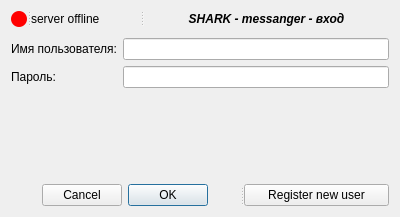
Before: the Qt Designer form Shark_UI/loginScreen.ui in YanBatytskiy/Shark_3_0_Qt, drawn with Qt 5.
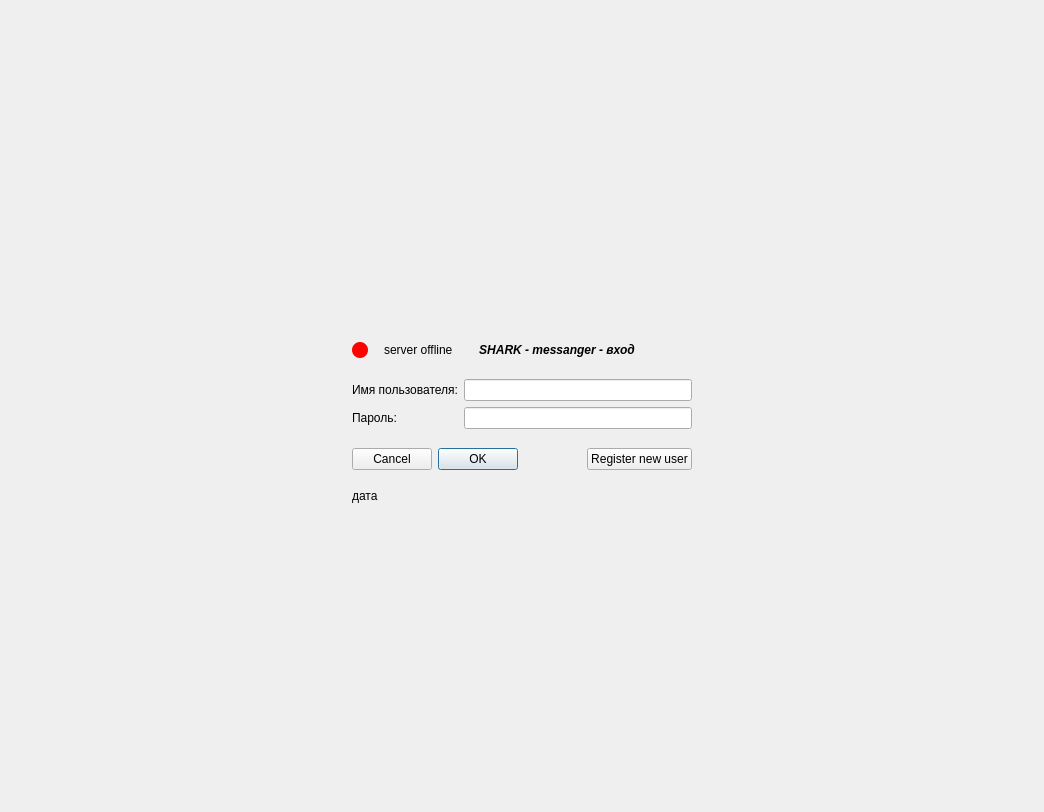
After: the same form once the commit is applied. Icons and pictures are not drawn.

```diff
--- a/Shark_UI/loginScreen.ui
+++ b/Shark_UI/loginScreen.ui
@@ -1,13 +1,13 @@
 <?xml version="1.0" encoding="UTF-8"?>
 <ui version="4.0">
  <class>loginScreen</class>
- <widget class="QDialog" name="loginScreen">
+ <widget class="QWidget" name="loginScreen">
   <property name="geometry">
    <rect>
     <x>0</x>
     <y>0</y>
-    <width>400</width>
-    <height>217</height>
+    <width>1044</width>
+    <height>812</height>
    </rect>
   </property>
   <property name="sizePolicy">
@@ -19,12 +19,41 @@
   <property name="windowTitle">
    <string>Вход пользователя</string>
   </property>
+  <layout class="QGridLayout" name="gridLayout">
+   <item row="4" column="1">
+    <spacer name="verticalSpacer_8">
+     <property name="orientation">
+      <enum>Qt::Orientation::Vertical</enum>
+     </property>
+     <property name="sizeHint" stdset="0">
+      <size>
+       <width>20</width>
+       <height>165</height>
+      </size>
+     </property>
+    </spacer>
+   </item>
+   <item row="2" column="1" rowspan="2">
   <layout class="QVBoxLayout" name="verticalLayout">
    <item>
-    <widget class="QSplitter" name="splitter_2">
+      <spacer name="verticalSpacer_7">
      <property name="orientation">
-      <enum>Qt::Orientation::Horizontal</enum>
-     </property>
+        <enum>Qt::Orientation::Vertical</enum>
+       </property>
+       <property name="sizeType">
+        <enum>QSizePolicy::Policy::Fixed</enum>
+       </property>
+       <property name="sizeHint" stdset="0">
+        <size>
+         <width>20</width>
+         <height>5</height>
+        </size>
+       </property>
+      </spacer>
+     </item>
+     <item>
+      <layout class="QHBoxLayout" name="horizontalLayout">
+       <item>
      <widget class="QLabel" name="serverStatusLabelRound">
       <property name="sizePolicy">
        <sizepolicy hsizetype="Preferred" vsizetype="Preferred">
@@ -52,11 +81,47 @@
        <string/>
       </property>
      </widget>
+       </item>
+       <item>
+        <spacer name="horizontalSpacer">
+         <property name="orientation">
+          <enum>Qt::Orientation::Horizontal</enum>
+         </property>
+         <property name="sizeType">
+          <enum>QSizePolicy::Policy::Fixed</enum>
+         </property>
+         <property name="sizeHint" stdset="0">
+          <size>
+           <width>10</width>
+           <height>20</height>
+          </size>
+         </property>
+        </spacer>
+       </item>
+       <item>
      <widget class="QLabel" name="serverStatusLabel">
       <property name="text">
        <string>server offline</string>
       </property>
      </widget>
+       </item>
+       <item>
+        <spacer name="horizontalSpacer_2">
+         <property name="orientation">
+          <enum>Qt::Orientation::Horizontal</enum>
+         </property>
+         <property name="sizeType">
+          <enum>QSizePolicy::Policy::Fixed</enum>
+         </property>
+         <property name="sizeHint" stdset="0">
+          <size>
+           <width>20</width>
+           <height>20</height>
+          </size>
+         </property>
+        </spacer>
+       </item>
+       <item>
      <widget class="QLabel" name="label_3">
       <property name="font">
        <font>
@@ -71,10 +136,24 @@
        <set>Qt::AlignmentFlag::AlignCenter</set>
       </property>
      </widget>
-    </widget>
    </item>
    <item>
-    <spacer name="verticalSpacer_2">
+        <spacer name="horizontalSpacer_7">
+         <property name="orientation">
+          <enum>Qt::Orientation::Horizontal</enum>
+         </property>
+         <property name="sizeHint" stdset="0">
+          <size>
+           <width>2</width>
+           <height>20</height>
+          </size>
+         </property>
+        </spacer>
+       </item>
+      </layout>
+     </item>
+     <item>
+      <spacer name="verticalSpacer_4">
      <property name="orientation">
       <enum>Qt::Orientation::Vertical</enum>
      </property>
@@ -84,7 +163,7 @@
      <property name="sizeHint" stdset="0">
       <size>
        <width>20</width>
-       <height>5</height>
+         <height>13</height>
       </size>
      </property>
     </spacer>
@@ -131,42 +210,24 @@
     </layout>
    </item>
    <item>
-    <widget class="QLabel" name="serverDataLabel">
-     <property name="text">
-      <string/>
-     </property>
-     <property name="wordWrap">
-      <bool>true</bool>
-     </property>
-    </widget>
-   </item>
-   <item>
-    <spacer name="verticalSpacer">
+      <spacer name="verticalSpacer_5">
      <property name="orientation">
       <enum>Qt::Orientation::Vertical</enum>
      </property>
      <property name="sizeType">
-      <enum>QSizePolicy::Policy::Expanding</enum>
+        <enum>QSizePolicy::Policy::Fixed</enum>
      </property>
      <property name="sizeHint" stdset="0">
       <size>
        <width>20</width>
-       <height>5</height>
+         <height>13</height>
       </size>
      </property>
     </spacer>
    </item>
    <item>
-    <widget class="QSplitter" name="splitter">
-     <property name="sizePolicy">
-      <sizepolicy hsizetype="Preferred" vsizetype="Fixed">
-       <horstretch>0</horstretch>
-       <verstretch>0</verstretch>
-      </sizepolicy>
-     </property>
-     <property name="orientation">
-      <enum>Qt::Orientation::Horizontal</enum>
-     </property>
+      <layout class="QHBoxLayout" name="horizontalLayout_2">
+       <item>
      <widget class="QDialogButtonBox" name="loginButtonBox">
       <property name="layoutDirection">
        <enum>Qt::LayoutDirection::RightToLeft</enum>
@@ -181,6 +242,21 @@
        <bool>true</bool>
       </property>
      </widget>
+       </item>
+       <item>
+        <spacer name="horizontalSpacer_3">
+         <property name="orientation">
+          <enum>Qt::Orientation::Horizontal</enum>
+         </property>
+         <property name="sizeHint" stdset="0">
+          <size>
+           <width>40</width>
+           <height>20</height>
+          </size>
+         </property>
+        </spacer>
+       </item>
+       <item>
      <widget class="QPushButton" name="registerModeButton">
       <property name="sizePolicy">
        <sizepolicy hsizetype="Preferred" vsizetype="Fixed">
@@ -195,7 +271,136 @@
        <bool>false</bool>
       </property>
      </widget>
-    </widget>
+       </item>
+      </layout>
+     </item>
+     <item>
+      <spacer name="verticalSpacer_6">
+       <property name="orientation">
+        <enum>Qt::Orientation::Vertical</enum>
+       </property>
+       <property name="sizeType">
+        <enum>QSizePolicy::Policy::Fixed</enum>
+       </property>
+       <property name="sizeHint" stdset="0">
+        <size>
+         <width>20</width>
+         <height>13</height>
+        </size>
+       </property>
+      </spacer>
+     </item>
+     <item>
+      <widget class="QLabel" name="serverDataLabel">
+       <property name="sizePolicy">
+        <sizepolicy hsizetype="Ignored" vsizetype="Expanding">
+         <horstretch>0</horstretch>
+         <verstretch>0</verstretch>
+        </sizepolicy>
+       </property>
+       <property name="text">
+        <string>дата</string>
+       </property>
+       <property name="wordWrap">
+        <bool>true</bool>
+       </property>
+      </widget>
+     </item>
+    </layout>
+   </item>
+   <item row="2" column="0">
+    <spacer name="horizontalSpacer_6">
+     <property name="orientation">
+      <enum>Qt::Orientation::Horizontal</enum>
+     </property>
+     <property name="sizeHint" stdset="0">
+      <size>
+       <width>326</width>
+       <height>20</height>
+      </size>
+     </property>
+    </spacer>
+   </item>
+   <item row="2" column="2">
+    <spacer name="horizontalSpacer_8">
+     <property name="orientation">
+      <enum>Qt::Orientation::Horizontal</enum>
+     </property>
+     <property name="sizeHint" stdset="0">
+      <size>
+       <width>325</width>
+       <height>20</height>
+      </size>
+     </property>
+    </spacer>
+   </item>
+   <item row="0" column="1">
+    <spacer name="verticalSpacer_9">
+     <property name="orientation">
+      <enum>Qt::Orientation::Vertical</enum>
+     </property>
+     <property name="sizeHint" stdset="0">
+      <size>
+       <width>20</width>
+       <height>166</height>
+      </size>
+     </property>
+    </spacer>
+   </item>
+   <item row="1" column="1">
+    <layout class="QHBoxLayout" name="horizontalLayout_5">
+     <item>
+      <spacer name="horizontalSpacer_4">
+       <property name="orientation">
+        <enum>Qt::Orientation::Horizontal</enum>
+       </property>
+       <property name="sizeHint" stdset="0">
+        <size>
+         <width>40</width>
+         <height>20</height>
+        </size>
+       </property>
+      </spacer>
+     </item>
+     <item>
+      <widget class="QLabel" name="label_4">
+       <property name="sizePolicy">
+        <sizepolicy hsizetype="Fixed" vsizetype="Fixed">
+         <horstretch>0</horstretch>
+         <verstretch>0</verstretch>
+        </sizepolicy>
+       </property>
+       <property name="maximumSize">
+        <size>
+         <width>221</width>
+         <height>221</height>
+        </size>
+       </property>
+       <property name="text">
+        <string/>
+       </property>
+       <property name="pixmap">
+        <pixmap resource="images/resources.qrc">:/shark_1.jpg</pixmap>
+       </property>
+       <property name="scaledContents">
+        <bool>true</bool>
+       </property>
+      </widget>
+     </item>
+     <item>
+      <spacer name="horizontalSpacer_5">
+       <property name="orientation">
+        <enum>Qt::Orientation::Horizontal</enum>
+       </property>
+       <property name="sizeHint" stdset="0">
+        <size>
+         <width>40</width>
+         <height>20</height>
+        </size>
+       </property>
+      </spacer>
+     </item>
+    </layout>
    </item>
   </layout>
  </widget>
```
Left out of the diff: 6 changed lines with no effect on the pictures. Lines whose indentation alone changed are shown as unchanged.
